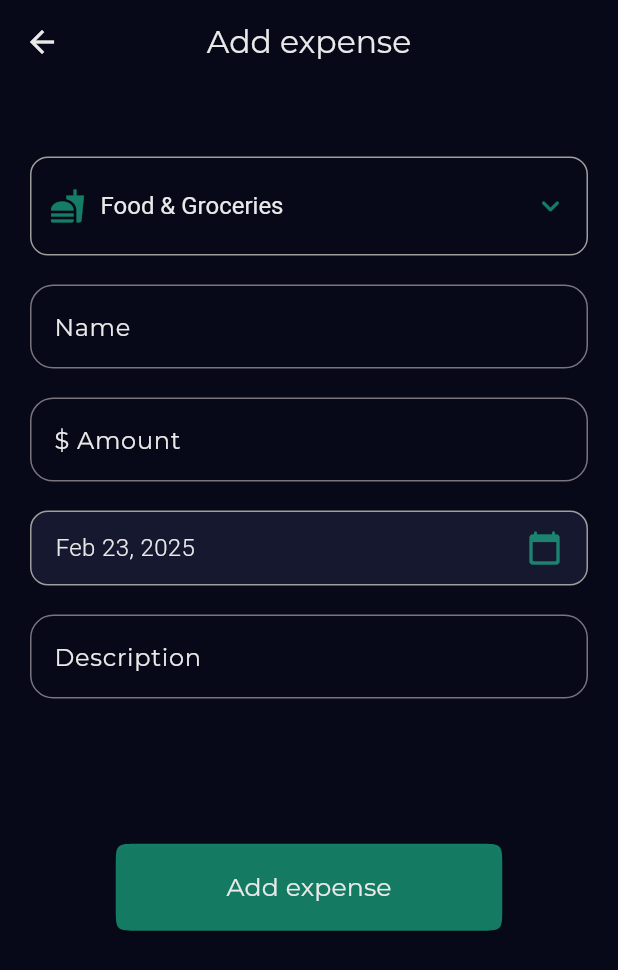
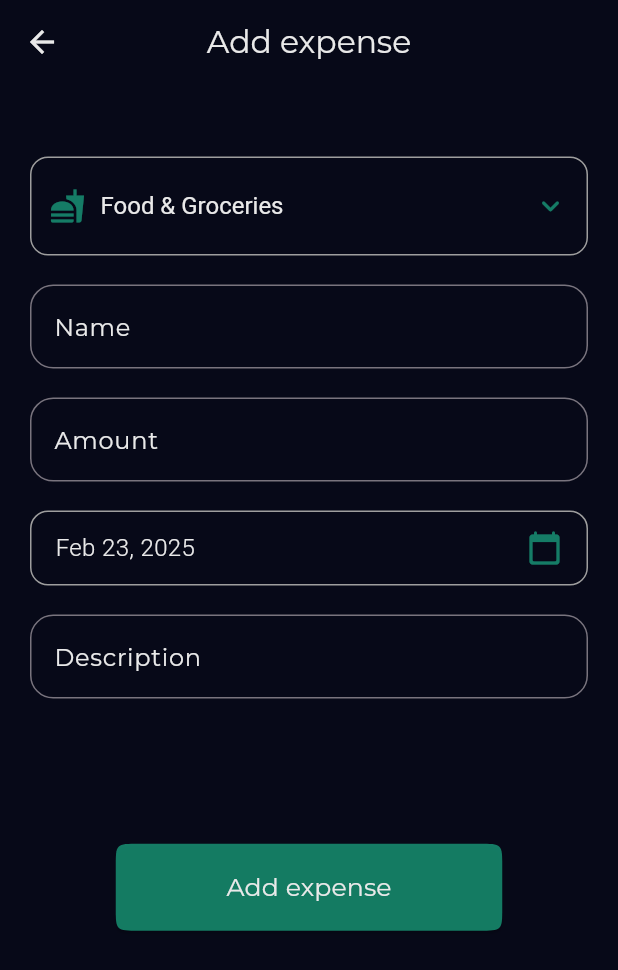
Before and after one commit to Usmandankama/BudgetMate, a Flutter app: the ExpenseScreen screen opened by its route, on a phone screen of 412 x 824 dp. Shown: the top 970 px of the screen. Run offline on Flutter 3.47's test engine with Material 3 defaults, Android fonts, the phone set to English and light mode, and no system bars; our stand-ins replace flutter_screenutil, get, get_storage, smooth_page_indicator, table_calendar; accounts and stored records are empty; project files that could hold a hidden picture were left out.

Commit message:
Minor ui changes

```diff
--- a/lib/screens/expenses/components/custom_datepicker.dart
+++ b/lib/screens/expenses/components/custom_datepicker.dart
@@ -42,7 +42,7 @@ class CustomDatepicker extends StatelessWidget {
         child: Container(
           padding: EdgeInsets.symmetric(horizontal: 16, vertical: 12),
           decoration: BoxDecoration(
-            color: AppColors.accentColor,
+            color: AppColors.primaryColor,
             borderRadius: BorderRadius.circular(12),
             border: Border.all(color: Colors.grey.shade500, width: 1),
           ),
--- a/lib/screens/expenses/components/custom_dropdown.dart
+++ b/lib/screens/expenses/components/custom_dropdown.dart
@@ -64,7 +64,7 @@ class CustomDropdown extends StatelessWidget {
               color: AppColors.secondaryColor,
             ),
             isExpanded: true,
-            dropdownColor: Colors.white,
+            dropdownColor: AppColors.accentColor,
             borderRadius: BorderRadius.circular(12),
             style: TextStyle(color: AppColors.fontWhite, fontSize: 16),
             onChanged: (value) {
--- a/lib/screens/expenses/expense_screen.dart
+++ b/lib/screens/expenses/expense_screen.dart
@@ -17,6 +17,7 @@ class _ExpenseScreenState extends State<ExpenseScreen> {
   @override
   Widget build(BuildContext context) {
     return Scaffold(
+      resizeToAvoidBottomInset: false,
       appBar: AppBar(
         title: Text(
           'Add expense',
@@ -40,9 +41,14 @@ class _ExpenseScreenState extends State<ExpenseScreen> {
             CustomDropdown(),
             SizedBox(height: 20.h),
             TextField(
+              cursorColor: AppColors.fontWhite,
+              style: TextStyle(
+                color: AppColors.fontWhite,
+                fontFamily: 'Montserrat',
+              ),
               decoration: InputDecoration(
-                fillColor: AppColors.fontWhite,
                 labelText: 'Name',
+                focusColor: AppColors.fontWhite,
                 labelStyle: TextStyle(
                   color: AppColors.fontWhite,
                   fontFamily: 'Montserrat',
@@ -57,7 +63,7 @@ class _ExpenseScreenState extends State<ExpenseScreen> {
             TextField(
               decoration: InputDecoration(
                 fillColor: AppColors.fontWhite,
-                labelText: '\$ Amount',
+                labelText: 'Amount',
                 labelStyle: TextStyle(
                   color: AppColors.fontWhite,
                   fontFamily: 'Montserrat',
```
